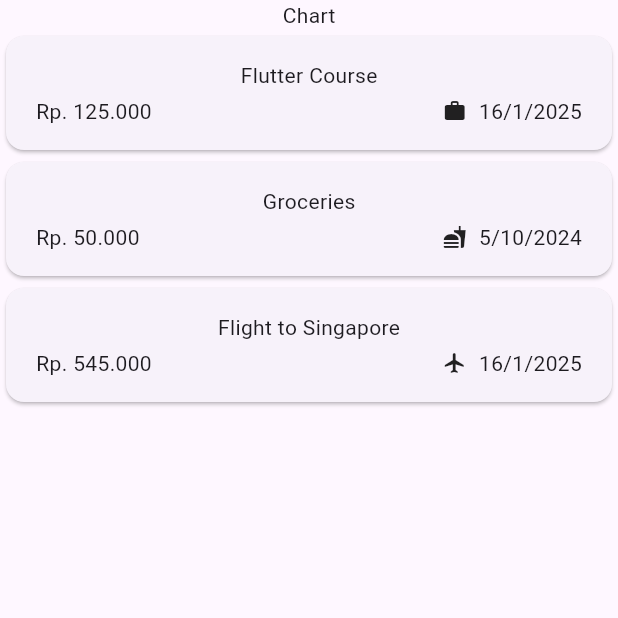
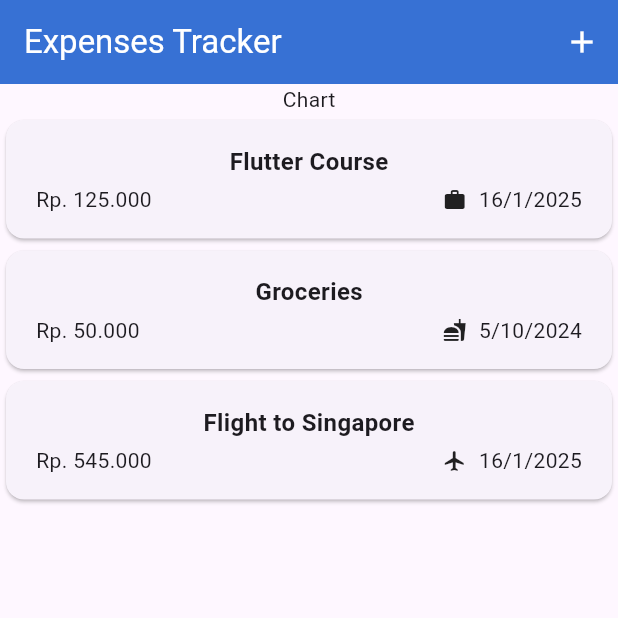
Before and after one commit to Eka051/expense_tracker, a Flutter app: the screen it shows after launch, on a phone screen of 412 x 824 dp, the top half of it. Run offline on Flutter 3.47's test engine with Material 3 defaults, Android fonts, the phone set to English and light mode, and no system bars.

Commit message:
feat: enhance UI with AppBar and add button

```diff
--- a/lib/expenses.dart
+++ b/lib/expenses.dart
@@ -35,6 +35,14 @@ class _ExpensesState extends State<Expenses> {
   @override
   Widget build(BuildContext context) {
     return Scaffold(
+        appBar: AppBar(
+          backgroundColor: const Color.fromARGB(255, 55, 113, 212),
+          foregroundColor: Colors.white,
+          title: const Text('Expenses Tracker'),
+          actions: [
+            IconButton(icon: const Icon(Icons.add), onPressed: () {}),
+          ],
+        ),
         body: Column(
           children: [
             Text('Chart'),
--- a/lib/main.dart
+++ b/lib/main.dart
@@ -4,6 +4,7 @@ import 'package:flutter/material.dart';
 void main() {
   runApp(MaterialApp(
     home: Expenses(),
+    theme: ThemeData(useMaterial3: true),
     debugShowCheckedModeBanner: false,
   ));
 }
--- a/lib/widgets/expense_list/expense_item.dart
+++ b/lib/widgets/expense_list/expense_item.dart
@@ -14,7 +14,13 @@ class ExpenseItem extends StatelessWidget {
         padding: const EdgeInsets.symmetric(horizontal: 20, vertical: 16),
         child: Column(
           children: [
-            Text(expense.title),
+            Text(
+              expense.title,
+              style: const TextStyle(
+                fontSize: 16,
+                fontWeight: FontWeight.bold,
+              ),
+            ),
             const SizedBox(height: 4),
             Row(
               children: [
```
Lines whose indentation alone changed are shown as unchanged.
